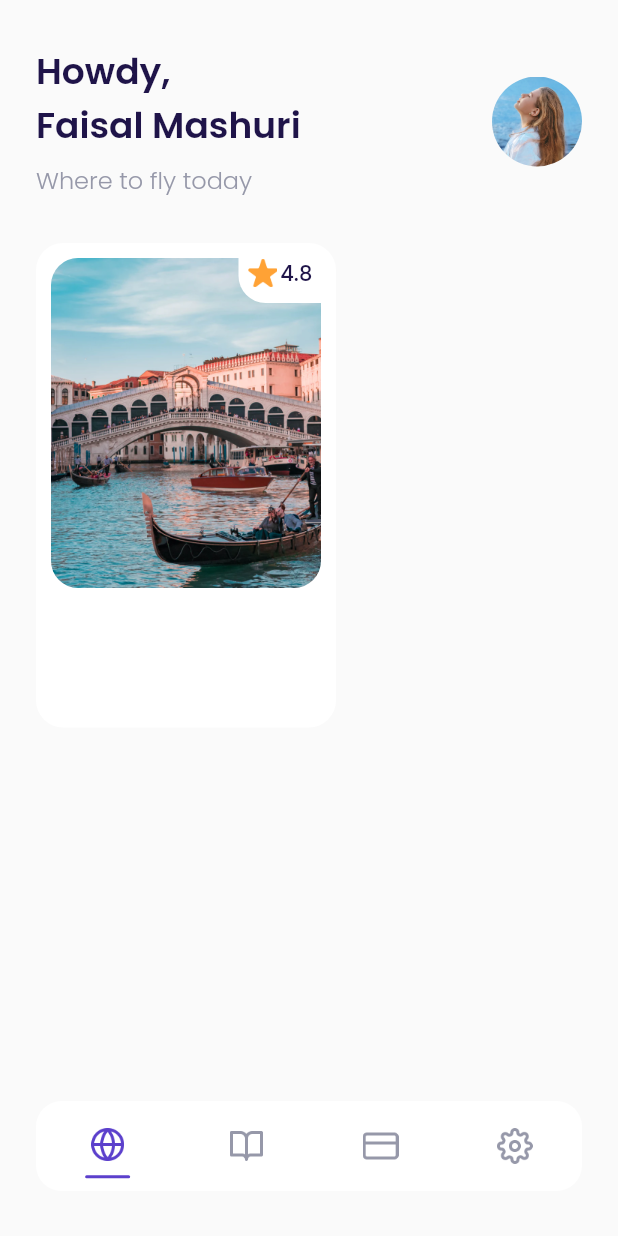
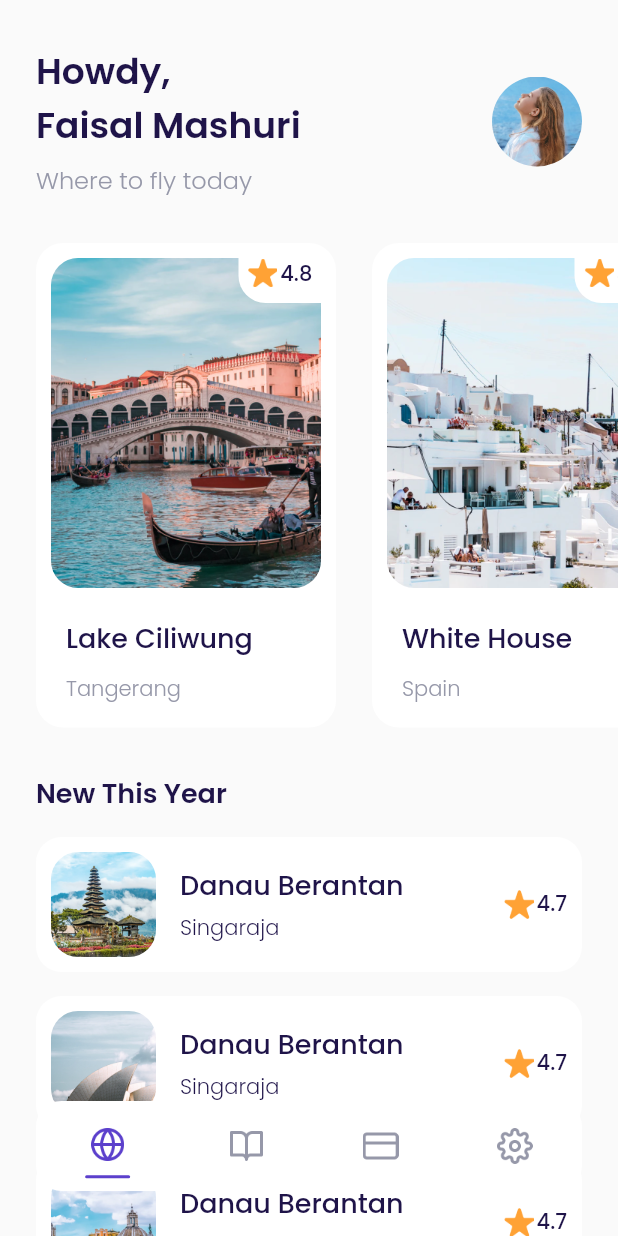
Before and after one commit to FaisalMashuri/ticket_plane, a Flutter app: the MainPage screen opened by its route, on a phone screen of 412 x 824 dp. Run offline on Flutter 3.47's test engine with Material 2 defaults, Android fonts, the phone set to English and light mode, and no system bars; our stand-ins replace google_fonts.

Commit message:
slicing bagian new Destination

```diff
--- a/lib/ui/pages/home_page.dart
+++ b/lib/ui/pages/home_page.dart
@@ -1,4 +1,6 @@
 import 'package:airplane/shared/theme.dart';
+import 'package:airplane/ui/widgets/destination_card.dart';
+import 'package:airplane/ui/widgets/destination_tile.dart';
 import 'package:flutter/material.dart';
 
 class HomePage extends StatelessWidget {
@@ -30,7 +32,6 @@ class HomePage extends StatelessWidget {
                     style:
                         greyTextStyle.copyWith(fontSize: 16, fontWeight: light),
                     overflow: TextOverflow.ellipsis,
-
                   )
                 ],
               ),
@@ -41,9 +42,7 @@ class HomePage extends StatelessWidget {
               decoration: BoxDecoration(
                   shape: BoxShape.circle,
                   image: DecorationImage(
-                  image: AssetImage("assets/image_profile.png")
-                )
-              ),
+                      image: AssetImage("assets/image_profile.png"))),
             )
           ],
         ),
@@ -52,78 +51,104 @@ class HomePage extends StatelessWidget {
 
     Widget popularDestination() {
       return Container(
-        margin: EdgeInsets.only(top:30),
+        margin: EdgeInsets.only(top: 30),
+        child: SingleChildScrollView(
+          scrollDirection: Axis.horizontal,
           child: Row(
             children: [
-            Container(
-              width: 200,
-              height: 323,
-              margin: EdgeInsets.only(
-                left: defaultMargin
+              DestinationCard(
+                title: "Lake Ciliwung",
+                city: "Tangerang",
+                imageUrl: "assets/image_destination1.png",
+                rating: 4.8,
               ),
-              padding: EdgeInsets.all(10),
-              decoration: BoxDecoration(
-                borderRadius: BorderRadius.circular(18),
-                color: kWhiteColor
+              DestinationCard(
+                title: "White House",
+                city: "Spain",
+                imageUrl: "assets/image_destination2.png",
+                rating: 4.7,
               ),
-              child: Column(
-                children: [
-                  Container(
-                    width: 180,
-                    height: 220,
-                    decoration: BoxDecoration(
-                      borderRadius: BorderRadius.circular(18),
-                      image: DecorationImage(
-                        image: AssetImage("assets/image_destination1.png")
-                      )
+              DestinationCard(
+                title: "Lake Ciliwung",
+                city: "Tangerang",
+                imageUrl: "assets/image_destination3.png",
+                rating: 4.8,
               ),
-                    child: Align(
-                      alignment: Alignment.topRight,
-                      child: Container(
-                        width: 55,
-                        height: 30,
-                        decoration: BoxDecoration(
-                          color: kWhiteColor,
-                          borderRadius: BorderRadius.only(
-                            bottomLeft: Radius.circular(18)
-                          )
+              DestinationCard(
+                title: "Lake Ciliwung",
+                city: "Singapore",
+                imageUrl: "assets/image_destination4.png",
+                rating: 4.8,
               ),
-                        child: Row(
-                          mainAxisAlignment: MainAxisAlignment.center,
-                          crossAxisAlignment: CrossAxisAlignment.start,
-                          children: [
-                            Container(
-                              margin: EdgeInsets.only(right: 2),
-                              width: 20,
-                              height: 20,
-                              decoration: BoxDecoration(
-                                image: DecorationImage(
-                                  image: AssetImage("assets/icon_star.png")
-                                )
+              DestinationCard(
+                title: "Lake Ciliwung",
+                city: "Jepang",
+                imageUrl: "assets/image_destination5.png",
+                rating: 4.8,
               ),
-                            ),
-                            Text(
-                              "4.8",
-                              style: blackTextStyle.copyWith(
-                                fontWeight: medium
-                              ),
-                            )
             ],
           ),
         ),
+      );
+    }
+
+    Widget newDestination() {
+      return Container(
+        margin: EdgeInsets.only(
+          top: 30,
+          left: defaultMargin,
+          right: defaultMargin
         ),
-                  )
-                ],
+        child: Column(
+          crossAxisAlignment: CrossAxisAlignment.start,
+          children: [
+            Text(
+              "New This Year",
+              style: blackTextStyle.copyWith(
+                fontSize: 18,
+                fontWeight: semiBold
               ),
-            )
+            ),
+            DestinationTile(
+              title: "Danau Berantan",
+              city: "Singaraja",
+              imageUrl: "assets/image_destination6.png",
+              rating: 4.7,
+            ),
+            DestinationTile(
+              title: "Danau Berantan",
+              city: "Singaraja",
+              imageUrl: "assets/image_destination7.png",
+              rating: 4.7,
+            ),
+            DestinationTile(
+              title: "Danau Berantan",
+              city: "Singaraja",
+              imageUrl: "assets/image_destination8.png",
+              rating: 4.7,
+            ),
+            DestinationTile(
+              title: "Danau Berantan",
+              city: "Singaraja",
+              imageUrl: "assets/image_destination9.png",
+              rating: 4.7,
+            ),
+            DestinationTile(
+              title: "Danau Berantan",
+              city: "Singaraja",
+              imageUrl: "assets/image_destination10.png",
+              rating: 4.7,
+            ),
           ],
         ),
       );
     }
+
     return ListView(
       children: [
         header(),
-        popularDestination()
+        popularDestination(),
+        newDestination()
       ],
     );
   }
--- /dev/null
+++ b/lib/ui/widgets/destination_card.dart
@@ -0,0 +1,91 @@
+import 'package:flutter/material.dart';
+import 'package:airplane/shared/theme.dart';
+
+class DestinationCard extends StatelessWidget {
+  final String title;
+  final String city;
+  final String imageUrl;
+  final double rating;
+
+  const DestinationCard(
+      {Key? key,
+      required this.title,
+      required this.city,
+      required this.imageUrl,
+      this.rating = 0})
+      : super(key: key);
+
+  @override
+  Widget build(BuildContext context) {
+    return Container(
+      width: 200,
+      height: 323,
+      margin: EdgeInsets.only(left: defaultMargin),
+      padding: EdgeInsets.all(10),
+      decoration: BoxDecoration(
+          borderRadius: BorderRadius.circular(18), color: kWhiteColor),
+      child: Column(
+        crossAxisAlignment: CrossAxisAlignment.start,
+        children: [
+          Container(
+            width: 180,
+            height: 220,
+            margin: EdgeInsets.only(bottom: 20),
+            decoration: BoxDecoration(
+                borderRadius: BorderRadius.circular(18),
+                image: DecorationImage(
+                    image: AssetImage(imageUrl))),
+            child: Align(
+              alignment: Alignment.topRight,
+              child: Container(
+                width: 55,
+                height: 30,
+                decoration: BoxDecoration(
+                    color: kWhiteColor,
+                    borderRadius:
+                        BorderRadius.only(bottomLeft: Radius.circular(18))),
+                child: Row(
+                  mainAxisAlignment: MainAxisAlignment.center,
+                  crossAxisAlignment: CrossAxisAlignment.start,
+                  children: [
+                    Container(
+                      margin: EdgeInsets.only(right: 2),
+                      width: 20,
+                      height: 20,
+                      decoration: BoxDecoration(
+                          image: DecorationImage(
+                              image: AssetImage("assets/icon_star.png"))),
+                    ),
+                    Text(
+                      rating.toString(),
+                      style: blackTextStyle.copyWith(fontWeight: medium),
+                    )
+                  ],
+                ),
+              ),
+            ),
+          ),
+          Container(
+              margin: EdgeInsets.only(left: 10),
+              child: Column(
+                crossAxisAlignment: CrossAxisAlignment.start,
+                children: [
+                  Text(
+                    title,
+                    style: blackTextStyle.copyWith(
+                        fontSize: 18, fontWeight: medium),
+                  ),
+                  SizedBox(
+                    height: 10,
+                  ),
+                  Text(
+                    city,
+                    style: greyTextStyle.copyWith(fontWeight: light),
+                  )
+                ],
+              ))
+        ],
+      ),
+    );
+  }
+}
--- /dev/null
+++ b/lib/ui/widgets/destination_tile.dart
@@ -0,0 +1,71 @@
+import 'package:flutter/material.dart';
+import 'package:airplane/shared/theme.dart';
+
+class DestinationTile extends StatelessWidget {
+
+  final String title;
+  final String city;
+  final String imageUrl;
+  final double rating;
+
+  const DestinationTile({Key? key, required this.title, required this.city, required this.imageUrl, this.rating=0}) : super(key: key);
+
+  @override
+  Widget build(BuildContext context) {
+    return Container(
+      margin: EdgeInsets.only(top: 16),
+      padding: EdgeInsets.all(10),
+      decoration: BoxDecoration(
+          color: kWhiteColor, borderRadius: BorderRadius.circular(17)),
+      child: Row(
+        children: [
+          Container(
+            width: 70,
+            height: 70,
+            margin: EdgeInsets.only(right: 16),
+            decoration: BoxDecoration(
+                borderRadius: BorderRadius.circular(18),
+                image: DecorationImage(
+                    fit: BoxFit.cover,
+                    image: AssetImage(imageUrl))),
+          ),
+          Expanded(
+            child: Column(
+              crossAxisAlignment: CrossAxisAlignment.start,
+              children: [
+                Text(
+                  title,
+                  style:
+                      blackTextStyle.copyWith(fontSize: 18, fontWeight: medium),
+                ),
+                SizedBox(
+                  height: 5,
+                ),
+                Text(
+                  city,
+                  style: blackTextStyle.copyWith(fontWeight: light),
+                ),
+              ],
+            ),
+          ),
+          Row(
+            children: [
+              Container(
+                margin: EdgeInsets.only(right: 2),
+                width: 20,
+                height: 20,
+                decoration: BoxDecoration(
+                    image: DecorationImage(
+                        image: AssetImage("assets/icon_star.png"))),
+              ),
+              Text(
+                rating.toString(),
+                style: blackTextStyle.copyWith(fontWeight: medium),
+              )
+            ],
+          ),
+        ],
+      ),
+    );
+  }
+}
```
Lines whose indentation alone changed are shown as unchanged.
